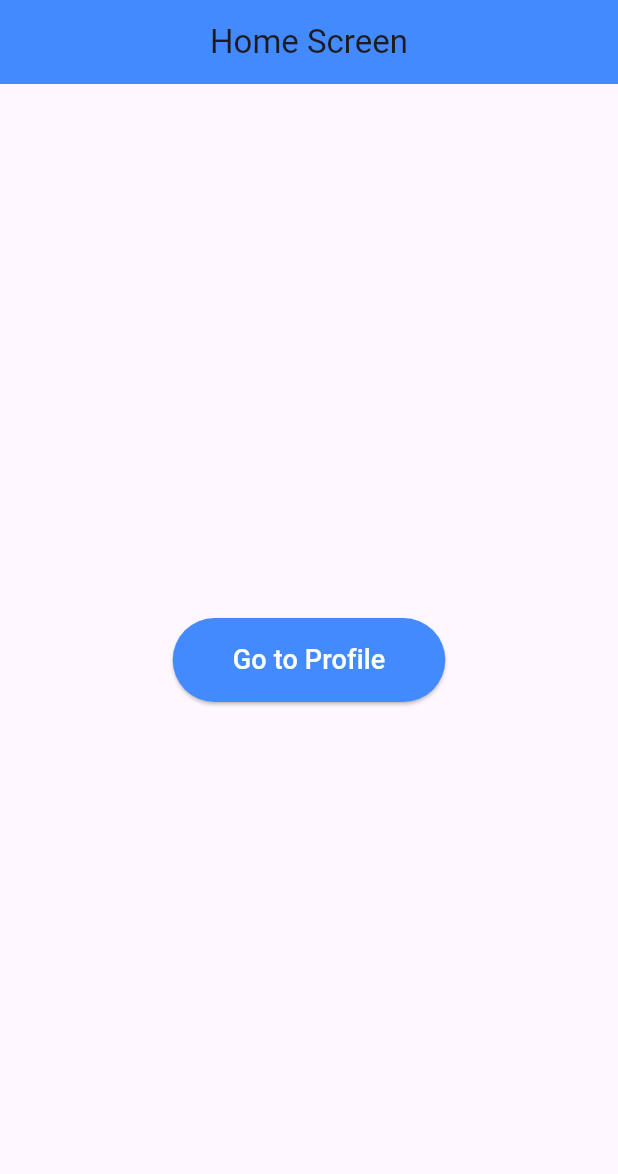
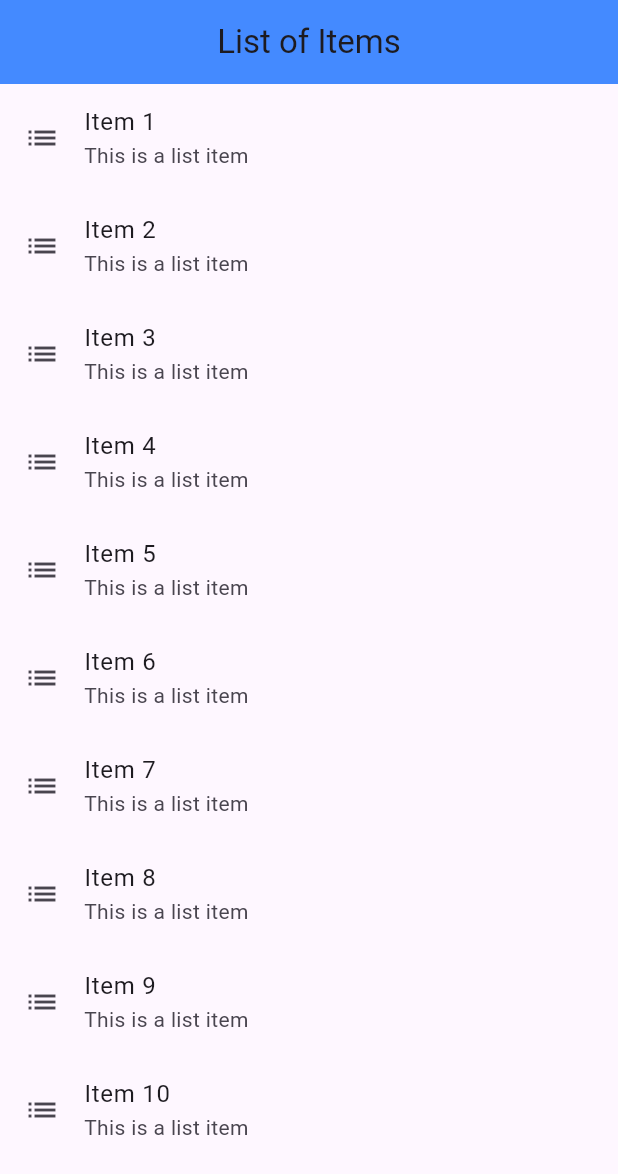
Before and after one commit to Hindavi-1/flutter_exercises, a Flutter app: the screen it shows after launch, on a phone screen of 412 x 824 dp. Shown: the top 1174 px of the screen. Run offline on Flutter 3.47's test engine with Material 3 defaults, Android fonts, the phone set to English and light mode, and no system bars.

Commit message:
list view

```diff
--- a/lib/main.dart
+++ b/lib/main.dart
@@ -3,6 +3,8 @@ import 'task1_user_profile.dart';
 import 'task2_login_form.dart';
 import 'task3_action_buttons.dart';
 import 'task4_navigation/home_screen.dart';
+import 'task5_fade_animation.dart';
+import 'task6_listview.dart';
 
 void main() {
   runApp(const MyApp());
@@ -15,7 +17,7 @@ class MyApp extends StatelessWidget {
   Widget build(BuildContext context) {
     return const MaterialApp(
       debugShowCheckedModeBanner: false,
-      home: HomeScreen(),
+      home: Task6ListView(),
     );
   }
 }
--- /dev/null
+++ b/lib/task6_listview.dart
@@ -0,0 +1,26 @@
+import 'package:flutter/material.dart';
+
+class Task6ListView extends StatelessWidget {
+  const Task6ListView({super.key});
+
+  @override
+  Widget build(BuildContext context) {
+    return Scaffold(
+      appBar: AppBar(
+        title: const Text("List of Items"),
+        backgroundColor: Colors.blueAccent,
+        centerTitle: true,
+      ),
+      body: ListView.builder(
+        itemCount: 10, // total 10 items
+        itemBuilder: (context, index) {
+          return ListTile(
+            leading: const Icon(Icons.list),
+            title: Text("Item ${index + 1}"),
+            subtitle: const Text("This is a list item"),
+          );
+        },
+      ),
+    );
+  }
+}
```
